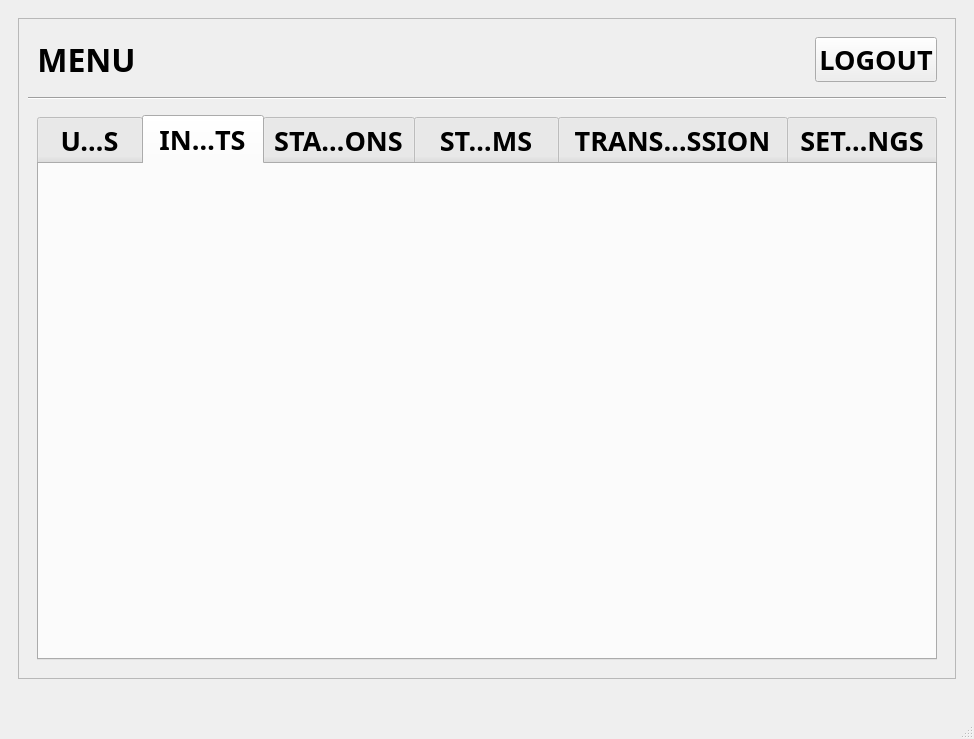
Before: the Qt Designer form Desktop/resources/view.ui in MarcoGraciano12/NextAir-Solutions, drawn with Qt 5.
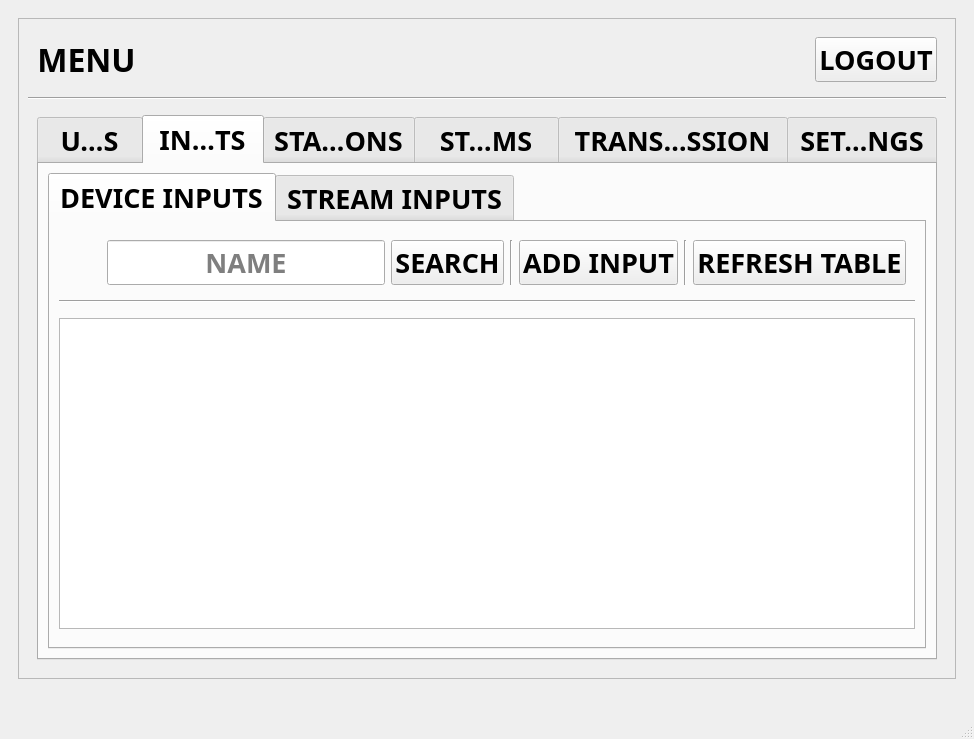
After: the same form once the commit is applied. The open tabs and pages were chosen to show the change.

Commit message: feat: Device Input Model

What changed in the file:
```diff
--- a/Desktop/resources/view.ui
+++ b/Desktop/resources/view.ui
@@ -329,6 +329,119 @@
                  <attribute name="title">
                   <string>INPUTS</string>
                  </attribute>
+                 <layout class="QGridLayout" name="gridLayout_7">
+                  <item row="0" column="0">
+                   <widget class="QTabWidget" name="tabWidget">
+                    <property name="currentIndex">
+                     <number>0</number>
+                    </property>
+                    <widget class="QWidget" name="DEVICEINPUTS">
+                     <attribute name="title">
+                      <string>DEVICE INPUTS</string>
+                     </attribute>
+                     <layout class="QVBoxLayout" name="verticalLayout_9">
+                      <item>
+                       <widget class="QWidget" name="widget_13" native="true">
+                        <property name="maximumSize">
+                         <size>
+                          <width>16777215</width>
+                          <height>100</height>
+                         </size>
+                        </property>
+                        <layout class="QHBoxLayout" name="horizontalLayout_7">
+                         <item>
+                          <spacer name="horizontalSpacer_9">
+                           <property name="orientation">
+                            <enum>Qt::Orientation::Horizontal</enum>
+                           </property>
+                           <property name="sizeHint" stdset="0">
+                            <size>
+                             <width>40</width>
+                             <height>20</height>
+                            </size>
+                           </property>
+                          </spacer>
+                         </item>
+                         <item>
+                          <widget class="QLineEdit" name="search_device_line">
+                           <property name="alignment">
+                            <set>Qt::AlignmentFlag::AlignCenter</set>
+                           </property>
+                           <property name="placeholderText">
+                            <string>NAME</string>
+                           </property>
+                          </widget>
+                         </item>
+                         <item>
+                          <widget class="QPushButton" name="search_device_button">
+                           <property name="text">
+                            <string>SEARCH</string>
+                           </property>
+                          </widget>
+                         </item>
+                         <item>
+                          <widget class="Line" name="line_15">
+                           <property name="orientation">
+                            <enum>Qt::Orientation::Vertical</enum>
+                           </property>
+                          </widget>
+                         </item>
+                         <item>
+                          <widget class="QPushButton" name="add_device_button">
+                           <property name="text">
+                            <string>ADD INPUT</string>
+                           </property>
+                          </widget>
+                         </item>
+                         <item>
+                          <widget class="Line" name="line_16">
+                           <property name="orientation">
+                            <enum>Qt::Orientation::Vertical</enum>
+                           </property>
+                          </widget>
+                         </item>
+                         <item>
+                          <widget class="QPushButton" name="refresh_device_table">
+                           <property name="text">
+                            <string>REFRESH TABLE</string>
+                           </property>
+                          </widget>
+                         </item>
+                        </layout>
+                       </widget>
+                      </item>
+                      <item>
+                       <widget class="Line" name="line_14">
+                        <property name="orientation">
+                         <enum>Qt::Orientation::Horizontal</enum>
+                        </property>
+                       </widget>
+                      </item>
+                      <item>
+                       <widget class="QWidget" name="widget_14" native="true">
+                        <layout class="QGridLayout" name="gridLayout_8">
+                         <property name="leftMargin">
+                          <number>0</number>
+                         </property>
+                         <property name="rightMargin">
+                          <number>0</number>
+                         </property>
+                         <item row="0" column="0">
+                          <widget class="QTableWidget" name="device_table"/>
+                         </item>
+                        </layout>
+                       </widget>
+                      </item>
+                     </layout>
+                    </widget>
+                    <widget class="QWidget" name="tab_2">
+                     <attribute name="title">
+                      <string>STREAM INPUTS</string>
+                     </attribute>
+                    </widget>
+                   </widget>
+                  </item>
+                 </layout>
                 </widget>
                 <widget class="QWidget" name="stations">
                  <attribute name="title">
```
Left out of the diff: 2 changed lines with no effect on the pictures. The commit also changes 8 other files.
